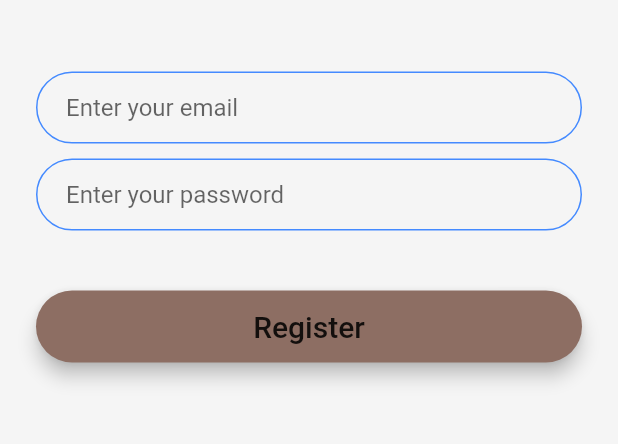
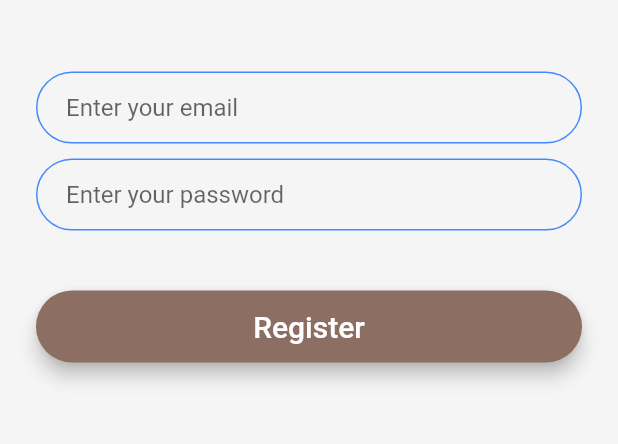
Before and after one commit to chaniru-puldith/Chattie-flutter-app, a Flutter app: the screen it shows after launch, after a tap on "Register", on a phone screen of 412 x 824 dp, the part 590-1034 px from its top. Run offline on Flutter 3.47's test engine with Material 2 defaults, Android fonts, the phone set to English and light mode, and no system bars.

Commit message:
Refactoring code

```diff
--- /dev/null
+++ b/lib/Components/rounded_button.dart
@@ -0,0 +1,38 @@
+import 'package:flutter/material.dart';
+
+class RoundedButton extends StatelessWidget {
+  const RoundedButton(
+      {super.key,
+      required,
+      required this.color,
+      required this.onPressed,
+      required this.text});
+
+  final Color color;
+  final VoidCallback onPressed;
+  final String text;
+
+  @override
+  Widget build(BuildContext context) {
+    return Padding(
+      padding: const EdgeInsets.symmetric(vertical: 16.0),
+      child: Material(
+        elevation: 5.0,
+        color: color,
+        borderRadius: BorderRadius.circular(30.0),
+        child: MaterialButton(
+          onPressed: onPressed,
+          minWidth: 200.0,
+          height: 42.0,
+          child: Text(
+            text,
+            style: const TextStyle(
+              fontSize: 20.0,
+              color: Colors.white,
+            ),
+          ),
+        ),
+      ),
+    );
+  }
+}
--- a/lib/screens/login_screen.dart
+++ b/lib/screens/login_screen.dart
@@ -1,3 +1,5 @@
+import 'package:chattie/Components/rounded_button.dart';
+import 'package:chattie/utilities/constants.dart';
 import 'package:flutter/material.dart';
 
 class LoginScreen extends StatefulWidget {
@@ -33,22 +35,8 @@ class _LoginScreenState extends State<LoginScreen> {
               onChanged: (value) {
                 //Do something with the user input.
               },
-              decoration: const InputDecoration(
+              decoration: kTextFieldDecoration.copyWith(
                 hintText: 'Enter your email',
-                contentPadding:
-                    EdgeInsets.symmetric(vertical: 10.0, horizontal: 20.0),
-                border: OutlineInputBorder(
-                  borderRadius: BorderRadius.all(Radius.circular(32.0)),
-                ),
-                enabledBorder: OutlineInputBorder(
-                  borderSide: BorderSide(color: Colors.blueAccent, width: 1.0),
-                  borderRadius: BorderRadius.all(Radius.circular(32.0)),
-                ),
-                focusedBorder: OutlineInputBorder(
-                  borderSide:
-                      BorderSide(color: Colors.lightBlueAccent, width: 2.0),
-                  borderRadius: BorderRadius.all(Radius.circular(32.0)),
-                ),
               ),
             ),
             const SizedBox(
@@ -58,45 +46,17 @@ class _LoginScreenState extends State<LoginScreen> {
               onChanged: (value) {
                 //Do something with the user input.
               },
-              decoration: const InputDecoration(
-                hintText: 'Enter your password.',
-                contentPadding:
-                    EdgeInsets.symmetric(vertical: 10.0, horizontal: 20.0),
-                border: OutlineInputBorder(
-                  borderRadius: BorderRadius.all(Radius.circular(32.0)),
-                ),
-                enabledBorder: OutlineInputBorder(
-                  borderSide: BorderSide(color: Colors.blueAccent, width: 1.0),
-                  borderRadius: BorderRadius.all(Radius.circular(32.0)),
-                ),
-                focusedBorder: OutlineInputBorder(
-                  borderSide:
-                      BorderSide(color: Colors.lightBlueAccent, width: 2.0),
-                  borderRadius: BorderRadius.all(Radius.circular(32.0)),
-                ),
+              decoration: kTextFieldDecoration.copyWith(
+                hintText: 'Enter your password',
               ),
             ),
             const SizedBox(
               height: 24.0,
             ),
-            Padding(
-              padding: const EdgeInsets.symmetric(vertical: 16.0),
-              child: Material(
-                color: Colors.blueAccent,
-                borderRadius: const BorderRadius.all(Radius.circular(30.0)),
-                elevation: 5.0,
-                child: MaterialButton(
-                  onPressed: () {
-                    //Implement login functionality.
-                  },
-                  minWidth: 200.0,
-                  height: 42.0,
-                  child: const Text(
-                    'Log In',
-                    style: TextStyle(fontSize: 20.0),
-                  ),
-                ),
-              ),
+            RoundedButton(
+              color: Colors.blueAccent,
+              onPressed: () {},
+              text: 'Log In',
             ),
           ],
         ),
--- a/lib/screens/registration_screen.dart
+++ b/lib/screens/registration_screen.dart
@@ -1,3 +1,5 @@
+import 'package:chattie/Components/rounded_button.dart';
+import 'package:chattie/utilities/constants.dart';
 import 'package:flutter/material.dart';
 
 class RegistrationScreen extends StatefulWidget {
@@ -33,22 +35,8 @@ class _RegistrationScreenState extends State<RegistrationScreen> {
               onChanged: (value) {
                 //Do something with the user input.
               },
-              decoration: const InputDecoration(
+              decoration: kTextFieldDecoration.copyWith(
                 hintText: 'Enter your email',
-                contentPadding:
-                    EdgeInsets.symmetric(vertical: 10.0, horizontal: 20.0),
-                border: OutlineInputBorder(
-                  borderRadius: BorderRadius.all(Radius.circular(32.0)),
-                ),
-                enabledBorder: OutlineInputBorder(
-                  borderSide: BorderSide(color: Colors.blueAccent, width: 1.0),
-                  borderRadius: BorderRadius.all(Radius.circular(32.0)),
-                ),
-                focusedBorder: OutlineInputBorder(
-                  borderSide:
-                      BorderSide(color: Colors.lightBlueAccent, width: 2.0),
-                  borderRadius: BorderRadius.all(Radius.circular(32.0)),
-                ),
               ),
             ),
             const SizedBox(
@@ -58,45 +46,17 @@ class _RegistrationScreenState extends State<RegistrationScreen> {
               onChanged: (value) {
                 //Do something with the user input.
               },
-              decoration: const InputDecoration(
+              decoration: kTextFieldDecoration.copyWith(
                 hintText: 'Enter your password',
-                contentPadding:
-                    EdgeInsets.symmetric(vertical: 10.0, horizontal: 20.0),
-                border: OutlineInputBorder(
-                  borderRadius: BorderRadius.all(Radius.circular(32.0)),
-                ),
-                enabledBorder: OutlineInputBorder(
-                  borderSide: BorderSide(color: Colors.blueAccent, width: 1.0),
-                  borderRadius: BorderRadius.all(Radius.circular(32.0)),
-                ),
-                focusedBorder: OutlineInputBorder(
-                  borderSide:
-                      BorderSide(color: Colors.lightBlueAccent, width: 2.0),
-                  borderRadius: BorderRadius.all(Radius.circular(32.0)),
-                ),
               ),
             ),
             const SizedBox(
               height: 24.0,
             ),
-            Padding(
-              padding: const EdgeInsets.symmetric(vertical: 16.0),
-              child: Material(
-                color: Colors.brown[400],
-                borderRadius: const BorderRadius.all(Radius.circular(30.0)),
-                elevation: 5.0,
-                child: MaterialButton(
-                  onPressed: () {
-                    //Implement registration functionality.
-                  },
-                  minWidth: 200.0,
-                  height: 42.0,
-                  child: const Text(
-                    'Register',
-                    style: TextStyle(fontSize: 20.0),
-                  ),
-                ),
-              ),
+            RoundedButton(
+              color: Colors.brown.shade400,
+              onPressed: () {},
+              text: 'Register',
             ),
           ],
         ),
--- a/lib/screens/welcome_screen.dart
+++ b/lib/screens/welcome_screen.dart
@@ -1,5 +1,6 @@
 import 'package:chattie/screens/login_screen.dart';
 import 'package:chattie/screens/registration_screen.dart';
+import 'package:chattie/Components/rounded_button.dart';
 import 'package:flutter/material.dart';
 
 class WelcomeScreen extends StatefulWidget {
@@ -77,47 +78,19 @@ class _WelcomeScreenState extends State<WelcomeScreen>
               const SizedBox(
                 height: 48.0,
               ),
-              Padding(
-                padding: const EdgeInsets.symmetric(vertical: 16.0),
-                child: Material(
-                  elevation: 5.0,
+              RoundedButton(
                 color: Colors.blueAccent,
-                  borderRadius: BorderRadius.circular(30.0),
-                  child: MaterialButton(
                 onPressed: () {
                   Navigator.pushNamed(context, LoginScreen.id);
                 },
-                    minWidth: 200.0,
-                    height: 42.0,
-                    child: const Text(
-                      'Log In',
-                      style: TextStyle(
-                        fontSize: 20.0,
+                text: 'Log In',
               ),
-                    ),
-                  ),
-                ),
-              ),
-              Padding(
-                padding: const EdgeInsets.symmetric(vertical: 16.0),
-                child: Material(
-                  color: Colors.brown[400],
-                  borderRadius: BorderRadius.circular(30.0),
-                  elevation: 5.0,
-                  child: MaterialButton(
+              RoundedButton(
+                color: Colors.brown.shade400,
                 onPressed: () {
                   Navigator.pushNamed(context, RegistrationScreen.id);
                 },
-                    minWidth: 200.0,
-                    height: 42.0,
-                    child: const Text(
-                      'Register',
-                      style: TextStyle(
-                        fontSize: 20.0,
-                      ),
-                    ),
-                  ),
-                ),
+                text: 'Register',
               ),
             ],
           ),
--- a/lib/utilities/constants.dart
+++ b/lib/utilities/constants.dart
@@ -17,3 +17,19 @@ const kMessageContainerDecoration = BoxDecoration(
     top: BorderSide(color: Colors.lightBlueAccent, width: 2.0),
   ),
 );
+
+const kTextFieldDecoration = InputDecoration(
+  hintText: 'Enter text',
+  contentPadding: EdgeInsets.symmetric(vertical: 10.0, horizontal: 20.0),
+  border: OutlineInputBorder(
+    borderRadius: BorderRadius.all(Radius.circular(32.0)),
+  ),
+  enabledBorder: OutlineInputBorder(
+    borderSide: BorderSide(color: Colors.blueAccent, width: 1.0),
+    borderRadius: BorderRadius.all(Radius.circular(32.0)),
+  ),
+  focusedBorder: OutlineInputBorder(
+    borderSide: BorderSide(color: Colors.lightBlueAccent, width: 2.5),
+    borderRadius: BorderRadius.all(Radius.circular(32.0)),
+  ),
+);
```
Lines whose indentation alone changed are shown as unchanged.
